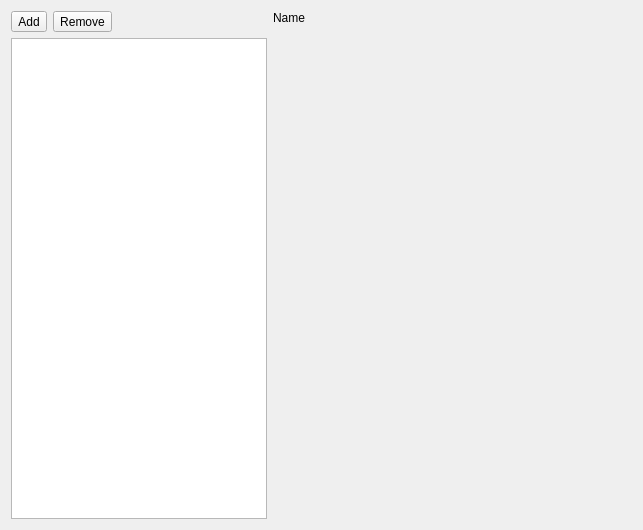
This is shell/launchconfigurationdialog.ui in KDE/kdevelop as Qt 5 draws it before an edit. The edited form follows.
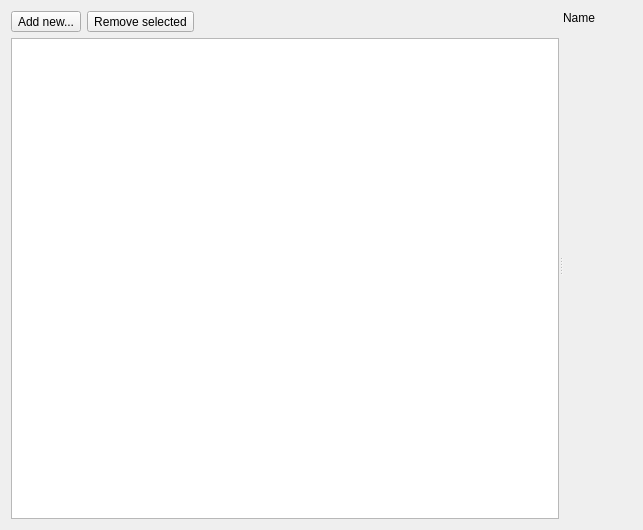
This is the edited form.

Commit message:
Improvements on the launch configuration dialog
- Fix a meomry leak with the stack widget
- improve size hints (avoids flickering)
- some polishing

```diff
--- a/shell/launchconfigurationdialog.ui
+++ b/shell/launchconfigurationdialog.ui
@@ -10,8 +10,13 @@
     <height>530</height>
    </rect>
   </property>
-  <layout class="QGridLayout" name="gridLayout_2">
-   <item row="0" column="0" rowspan="2">
+  <layout class="QHBoxLayout" name="horizontalLayout">
+   <item>
+    <widget class="QSplitter" name="splitter">
+     <property name="orientation">
+      <enum>Qt::Horizontal</enum>
+     </property>
+     <widget class="QWidget" name="">
     <layout class="QGridLayout" name="gridLayout">
      <item row="1" column="0" colspan="3">
       <widget class="QTreeView" name="tree">
@@ -32,7 +37,7 @@
      <item row="0" column="0">
       <widget class="QToolButton" name="addConfig">
        <property name="text">
-        <string>Add</string>
+          <string>Add new...</string>
        </property>
        <property name="popupMode">
         <enum>QToolButton::InstantPopup</enum>
@@ -45,7 +50,7 @@
      <item row="0" column="1">
       <widget class="QToolButton" name="deleteConfig">
        <property name="text">
-        <string>Remove</string>
+          <string>Remove selected</string>
        </property>
        <property name="toolButtonStyle">
         <enum>Qt::ToolButtonTextBesideIcon</enum>
@@ -66,8 +71,10 @@
       </spacer>
      </item>
     </layout>
-   </item>
-   <item row="0" column="1">
+     </widget>
+     <widget class="QWidget" name="">
+      <layout class="QVBoxLayout" name="verticalLayout" stretch="0,0">
+       <item>
     <widget class="QLabel" name="configName">
      <property name="lineWidth">
       <number>1</number>
@@ -77,7 +84,7 @@
      </property>
     </widget>
    </item>
-   <item row="1" column="1">
+       <item>
     <widget class="QStackedWidget" name="stack">
      <property name="sizePolicy">
       <sizepolicy hsizetype="Expanding" vsizetype="Expanding">
@@ -90,6 +97,10 @@
      </property>
      <widget class="QWidget" name="page"/>
      <widget class="QWidget" name="page_2"/>
+        </widget>
+       </item>
+      </layout>
+     </widget>
     </widget>
    </item>
   </layout>
```
Lines whose indentation alone changed are shown as unchanged. The commit also changes 2 other files.
